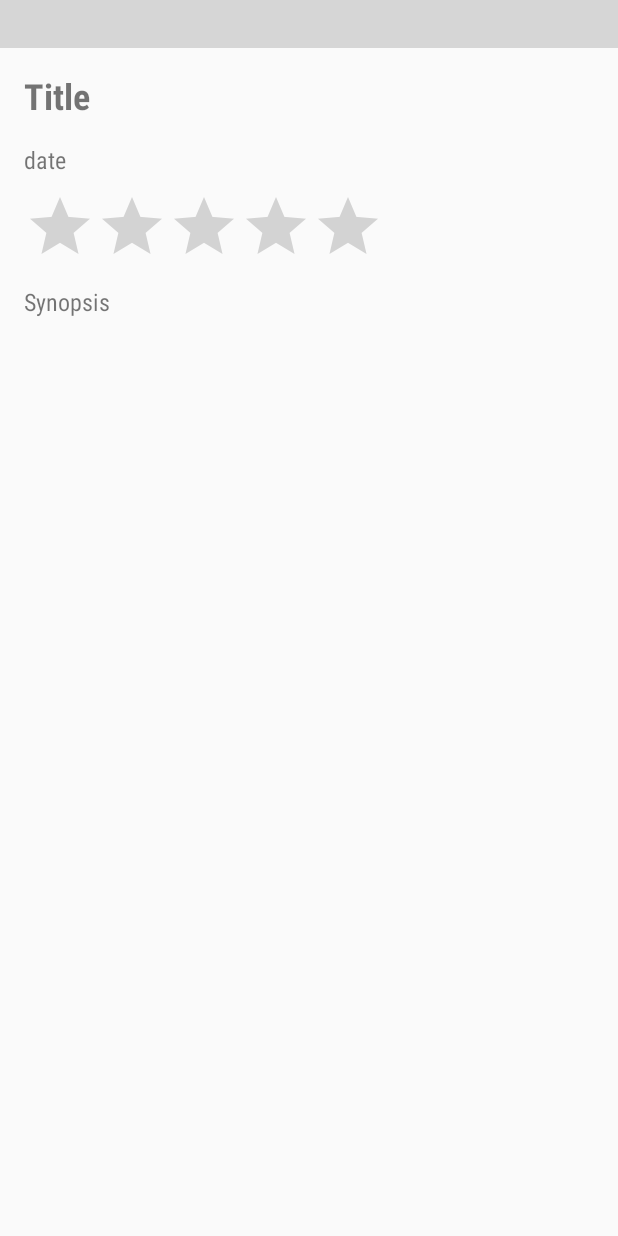
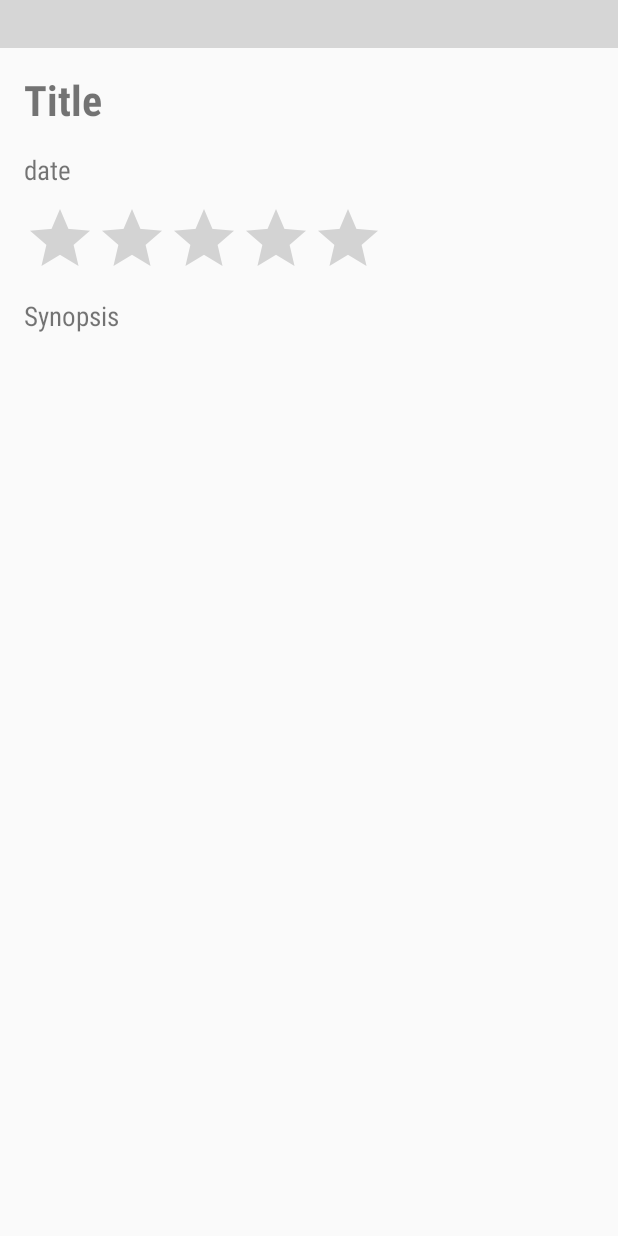
Before and after one commit to amodsamant/Flickster, an Android app: the layout activity_movie_details.xml on its own in the app's theme, with its tools: preview values and no code run, on a phone screen of 412 x 824 dp. Run offline under Robolectric (Android 15) with nearby library versions, the phone set to English and light mode, and no system bars; plain views replace YouTubePlayerView; grey boxes are pictures that could not be loaded.

Commit message:
adjusted text size in movie details

```diff
--- a/app/src/main/res/layout/activity_movie_details.xml
+++ b/app/src/main/res/layout/activity_movie_details.xml
@@ -27,7 +27,7 @@
             android:layout_alignParentLeft="true"
             android:layout_alignParentStart="true"
             android:layout_marginTop="15dp"
-            android:textSize="16sp"
+            android:textSize="18sp"
             android:fontFamily="sans-serif-condensed"
             android:paddingLeft="@dimen/activity_horizontal_margin"
             android:paddingRight="@dimen/activity_horizontal_margin"/>
@@ -41,7 +41,7 @@
             android:layout_below="@+id/moviePlayer"
             android:layout_alignParentLeft="true"
             android:layout_alignParentStart="true"
-            android:textSize="24sp"
+            android:textSize="28sp"
             android:textStyle="bold"
             android:fontFamily="sans-serif-condensed"
             android:paddingLeft="@dimen/activity_horizontal_margin"
@@ -65,7 +65,7 @@
             android:layout_width="match_parent"
             android:layout_height="wrap_content"
             android:id="@+id/tvSynopsis"
-            android:textSize="16sp"
+            android:textSize="18sp"
             android:fontFamily="sans-serif-condensed"
             android:layout_marginTop="5dp"
             android:layout_below="@+id/ratingBar"
--- a/app/src/main/res/values/styles.xml
+++ b/app/src/main/res/values/styles.xml
@@ -2,7 +2,6 @@
 
     <!-- Base application theme. -->
     <style name="AppTheme" parent="Theme.AppCompat.Light.DarkActionBar">
-        <!-- Customize your theme here. -->
         <item name="colorPrimary">@color/colorPrimary</item>
         <item name="colorPrimaryDark">@color/colorPrimaryDark</item>
         <item name="colorAccent">@color/colorAccent</item>
```
